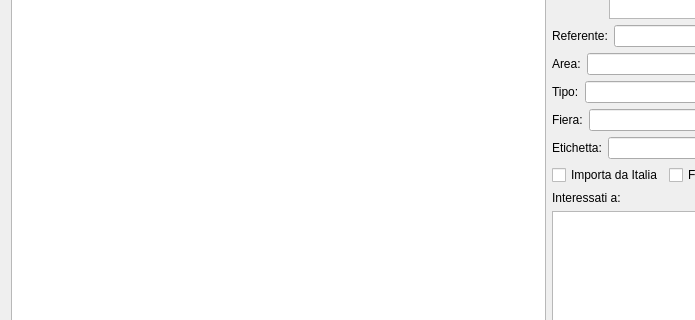
The window that hcontacts.ui (fblabs/hamlet-mod-sancon) describes before a commit, drawn with Qt 5; both pictures show x 0 to 695 and y 138 to 458 of the 1097 by 678 pixel window.
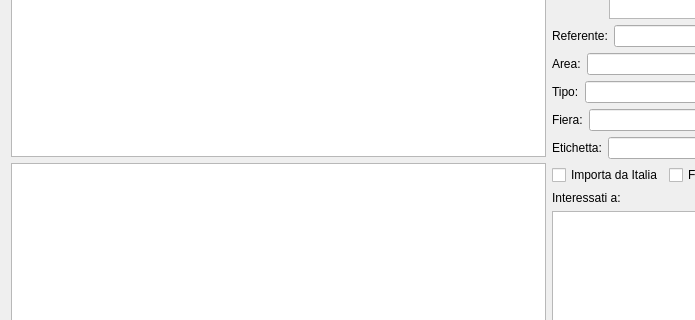
The same window after the commit. Icons and pictures are not drawn.

The edit to the form file:
```diff
--- a/hcontacts.ui
+++ b/hcontacts.ui
@@ -40,6 +40,9 @@
            </property>
           </widget>
          </item>
+         <item>
+          <widget class="QListWidget" name="listWidget"/>
+         </item>
          <item>
           <layout class="QVBoxLayout" name="verticalLayout_4">
            <item>
```
Left out of the diff: 6 changed lines with no effect on the pictures.
